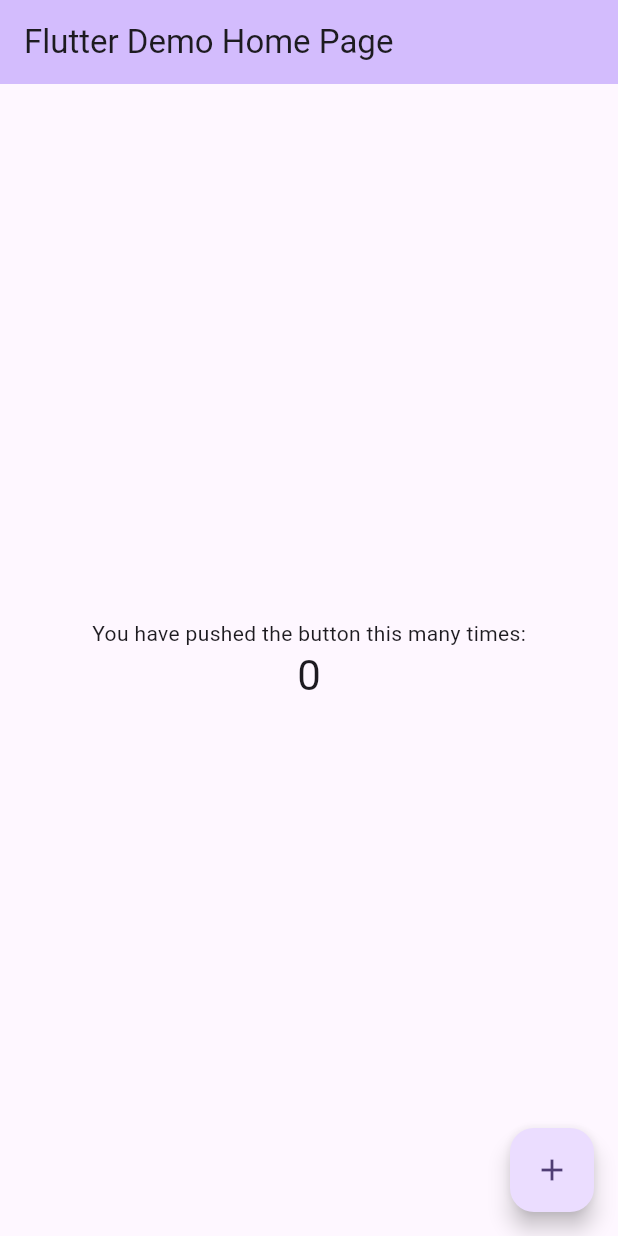
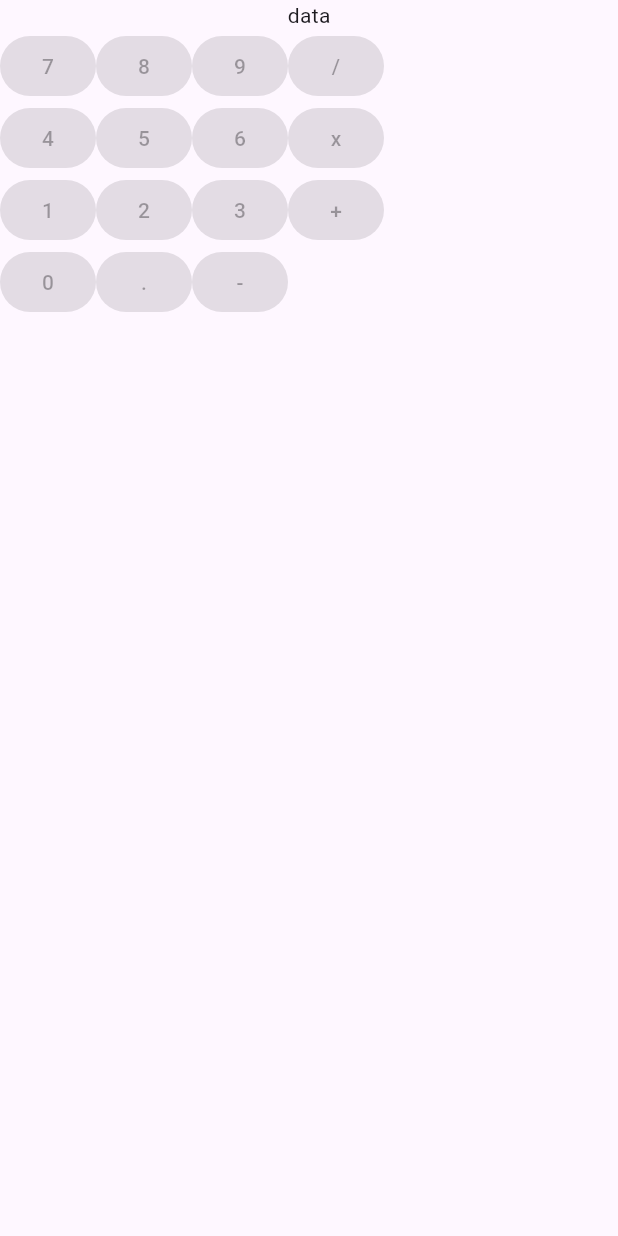
Before and after one commit to james-j-han/calculator-app, a Flutter app: the screen it shows after launch, on a phone screen of 412 x 824 dp. Run offline on Flutter 3.47's test engine with Material 3 defaults, Android fonts, the phone set to English and light mode, and no system bars.

Commit message:
Configure basic layout

```diff
--- a/lib/main.dart
+++ b/lib/main.dart
@@ -1,125 +1,79 @@
 import 'package:flutter/material.dart';
 
 void main() {
-  runApp(const MyApp());
+  runApp(MaterialApp(
+    home: const Display(),
+    theme: ThemeData(
+      useMaterial3: true,
+      primaryColor: Colors.orange,
+    ),
+  ));
 }
 
-class MyApp extends StatelessWidget {
-  const MyApp({super.key});
+class Display extends StatefulWidget {
+  const Display({super.key});
 
-  // This widget is the root of your application.
+  @override
+  State<Display> createState() => _DisplayState();
+}
+
+class _DisplayState extends State<Display> {
   @override
   Widget build(BuildContext context) {
-    return MaterialApp(
-      title: 'Flutter Demo',
-      theme: ThemeData(
-        // This is the theme of your application.
-        //
-        // TRY THIS: Try running your application with "flutter run". You'll see
-        // the application has a purple toolbar. Then, without quitting the app,
-        // try changing the seedColor in the colorScheme below to Colors.green
-        // and then invoke "hot reload" (save your changes or press the "hot
-        // reload" button in a Flutter-supported IDE, or press "r" if you used
-        // the command line to start the app).
-        //
-        // Notice that the counter didn't reset back to zero; the application
-        // state is not lost during the reload. To reset the state, use hot
-        // restart instead.
-        //
-        // This works for code too, not just values: Most code changes can be
-        // tested with just a hot reload.
-        colorScheme: ColorScheme.fromSeed(seedColor: Colors.deepPurple),
-        useMaterial3: true,
-      ),
-      home: const MyHomePage(title: 'Flutter Demo Home Page'),
+    return const Scaffold(
+
+      body: SafeArea(
+        child: Column(
+          children: [
+            Text('data'),
+            Row(
+              children: [
+                ElevatedButton(
+                  onPressed: null, child: Text('7')),
+                ElevatedButton(
+                  onPressed: null, child: Text('8')),
+                ElevatedButton(
+                  onPressed: null, child: Text('9')),
+                ElevatedButton(
+                  onPressed: null, child: Text('/')),
+              ],
+            ),
+            Row(
+              children: [
+                ElevatedButton(
+                  onPressed: null, child: Text('4')),
+                ElevatedButton(
+                  onPressed: null, child: Text('5')),
+                ElevatedButton(
+                  onPressed: null, child: Text('6')),
+                ElevatedButton(
+                  onPressed: null, child: Text('x')),
+              ],
+            ),
+            Row(
+              children: [
+                ElevatedButton(
+                  onPressed: null, child: Text('1')),
+                ElevatedButton(
+                  onPressed: null, child: Text('2')),
+                ElevatedButton(
+                  onPressed: null, child: Text('3')),
+                ElevatedButton(
+                  onPressed: null, child: Text('+')),
+              ],
+            ),
+            Row(
+              children: [
+                ElevatedButton(
+                  onPressed: null, child: Text('0')),
+                ElevatedButton(
+                  onPressed: null, child: Text('.')),
+                ElevatedButton(
+                  onPressed: null, child: Text('-')),
+              ],
+            ),
+          ],
+        ))
     );
   }
 }
-
-class MyHomePage extends StatefulWidget {
-  const MyHomePage({super.key, required this.title});
-
-  // This widget is the home page of your application. It is stateful, meaning
-  // that it has a State object (defined below) that contains fields that affect
-  // how it looks.
-
-  // This class is the configuration for the state. It holds the values (in this
-  // case the title) provided by the parent (in this case the App widget) and
-  // used by the build method of the State. Fields in a Widget subclass are
-  // always marked "final".
-
-  final String title;
-
-  @override
-  State<MyHomePage> createState() => _MyHomePageState();
-}
-
-class _MyHomePageState extends State<MyHomePage> {
-  int _counter = 0;
-
-  void _incrementCounter() {
-    setState(() {
-      // This call to setState tells the Flutter framework that something has
-      // changed in this State, which causes it to rerun the build method below
-      // so that the display can reflect the updated values. If we changed
-      // _counter without calling setState(), then the build method would not be
-      // called again, and so nothing would appear to happen.
-      _counter++;
-    });
-  }
-
-  @override
-  Widget build(BuildContext context) {
-    // This method is rerun every time setState is called, for instance as done
-    // by the _incrementCounter method above.
-    //
-    // The Flutter framework has been optimized to make rerunning build methods
-    // fast, so that you can just rebuild anything that needs updating rather
-    // than having to individually change instances of widgets.
-    return Scaffold(
-      appBar: AppBar(
-        // TRY THIS: Try changing the color here to a specific color (to
-        // Colors.amber, perhaps?) and trigger a hot reload to see the AppBar
-        // change color while the other colors stay the same.
-        backgroundColor: Theme.of(context).colorScheme.inversePrimary,
-        // Here we take the value from the MyHomePage object that was created by
-        // the App.build method, and use it to set our appbar title.
-        title: Text(widget.title),
-      ),
-      body: Center(
-        // Center is a layout widget. It takes a single child and positions it
-        // in the middle of the parent.
-        child: Column(
-          // Column is also a layout widget. It takes a list of children and
-          // arranges them vertically. By default, it sizes itself to fit its
-          // children horizontally, and tries to be as tall as its parent.
-          //
-          // Column has various properties to control how it sizes itself and
-          // how it positions its children. Here we use mainAxisAlignment to
-          // center the children vertically; the main axis here is the vertical
-          // axis because Columns are vertical (the cross axis would be
-          // horizontal).
-          //
-          // TRY THIS: Invoke "debug painting" (choose the "Toggle Debug Paint"
-          // action in the IDE, or press "p" in the console), to see the
-          // wireframe for each widget.
-          mainAxisAlignment: MainAxisAlignment.center,
-          children: <Widget>[
-            const Text(
-              'You have pushed the button this many times:',
-            ),
-            Text(
-              '$_counter',
-              style: Theme.of(context).textTheme.headlineMedium,
-            ),
-          ],
-        ),
-      ),
-      floatingActionButton: FloatingActionButton(
-        onPressed: _incrementCounter,
-        tooltip: 'Increment',
-        child: const Icon(Icons.add),
-      ), // This trailing comma makes auto-formatting nicer for build methods.
-    );
-  }
-}
```
